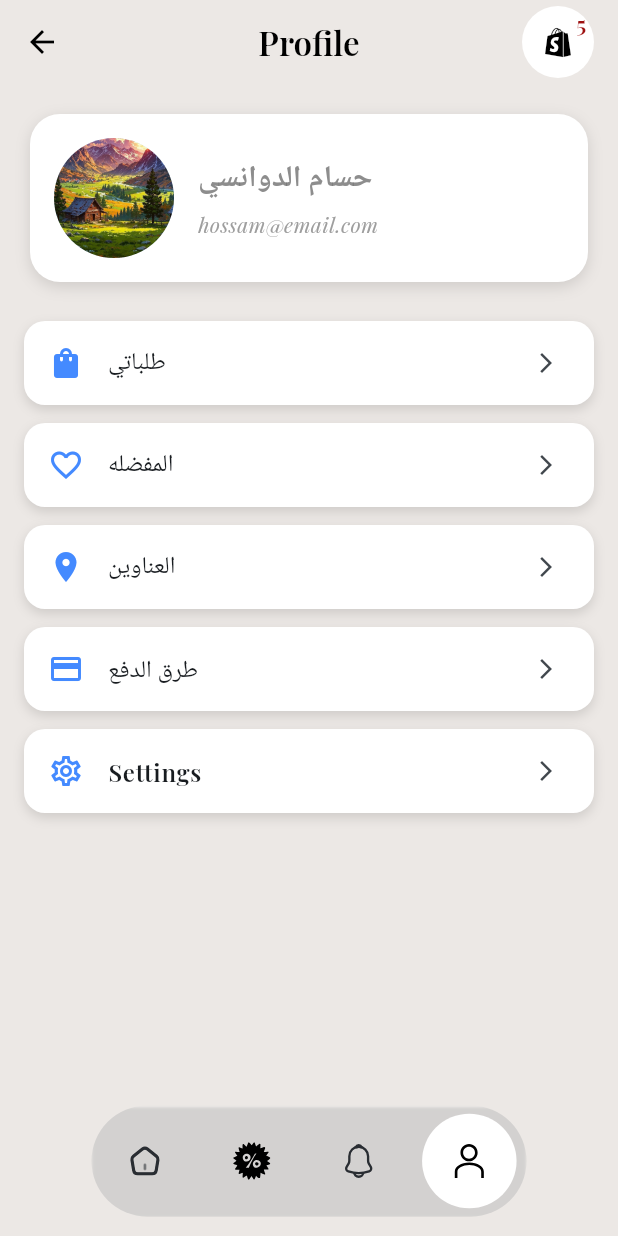
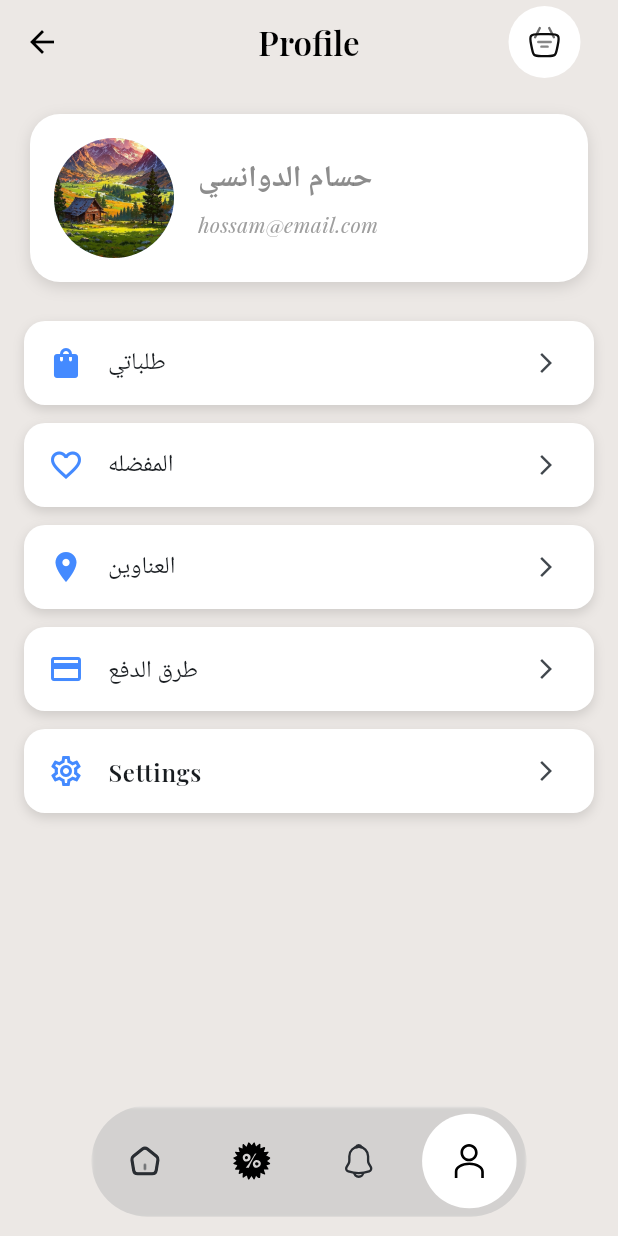
Before and after one commit to Hossam-5555/hos, a Flutter app: the Homescreen screen opened by its route, item 4 of the bottom bar chosen, on a phone screen of 412 x 824 dp. Run offline on Flutter 3.47's test engine with Material 3 defaults, Android fonts, the phone set to English and light mode, and no system bars; our stand-ins replace dartz, firebase_core, firebase_messaging, flutter_otp_text_field, flutter_svg, get and 4 more; missing offline and left inert: flutter_ringtone_player; accounts and stored records are empty; project files that could hold a hidden picture were left out.

Commit message:
تعديل ايقوانت في بعض الصفحات

```diff
--- a/lib/core/conistant/imageasset.dart
+++ b/lib/core/conistant/imageasset.dart
@@ -23,5 +23,7 @@ class Imageasset {
   static String Homesvg = "$routeImage/home-1-svgrepo-com.svg";
   static String offer = "$routeImage/offer-svgrepo-com.svg";
   static String notification = "$routeImage/notification-svgrepo-com.svg";
-  static String profile = "$routeImage/user-profile-account-person-svgrepo-com.svg";
+  static String profile =
+      "$routeImage/user-profile-account-person-svgrepo-com.svg";
+  static String cart = "$routeImage/cart-5-svgrepo-com.svg";
 }
--- a/lib/veiw/screen/cartandcheckout/cart.dart
+++ b/lib/veiw/screen/cartandcheckout/cart.dart
@@ -33,9 +33,9 @@ class ShoppingCartPage extends StatelessWidget {
                 shape: BoxShape.circle,
                 boxShadow: [
                   BoxShadow(
-                    color: Colors.black.withOpacity(0.08),
                     blurRadius: 10,
-                    offset: const Offset(0, 2),
+                    color: Colors.black.withAlpha(55),
+                    offset: Offset(0.5, 1),
                   ),
                 ],
               ),
@@ -78,7 +78,7 @@ class ShoppingCartPage extends StatelessWidget {
                     horizontal: width * 0.04,
                     vertical: height * 0.015,
                   ),
-                  child:  Coubone(),
+                  child: Coubone(),
                 ),
 
                 // 🔹 ملخص الطلب (Responsive)
--- a/lib/veiw/wedget/Homepage/homescrenAction.dart
+++ b/lib/veiw/wedget/Homepage/homescrenAction.dart
@@ -1,5 +1,7 @@
 import 'package:flutter/material.dart';
+import 'package:flutter_svg/svg.dart';
 import 'package:get/get.dart';
+import 'package:hos/core/conistant/imageasset.dart';
 import 'package:hos/veiw/screen/cartandcheckout/cart.dart';
 
 class Homescrenaction extends StatelessWidget {
@@ -9,7 +11,7 @@ class Homescrenaction extends StatelessWidget {
   Widget build(BuildContext context) {
     return Padding(
       // لإضافة مسافة قياسية من حافة الشاشة اليمنى
-      padding: const EdgeInsets.only(right: 16.0),
+      padding: const EdgeInsets.only(right: 5.0),
       child: Hero(
         tag: "carttag", // تأكد أن هذا الـ tag فريد
         child: Stack(
@@ -19,31 +21,30 @@ class Homescrenaction extends StatelessWidget {
                 color: Colors.white,
                 shape: BoxShape.circle,
               ),
-              child: IconButton(
-                icon: const Icon(Icons.shopify_rounded, size: 26),
+              child: MaterialButton(shape: CircleBorder(),
+                child: SvgPicture.asset(Imageasset.cart,height: 25,width: 25,),
                 onPressed: () {
                   Get.to(
                     () => ShoppingCartPage(),
                     transition: Transition.fadeIn,
-                    curve: Curves.fastOutSlowIn,
                     duration: Duration(milliseconds: 400),
                   );
                   ;
                 },
               ),
             ),
-            Positioned(
-              top: 1,
-              right: 5,
-              child: const Text(
-                '5',
-                style: TextStyle(
-                  color: Color.fromARGB(255, 157, 16, 16),
-                  fontSize: 15,
-                  fontWeight: FontWeight.bold,
-                ),
-              ),
-            ),
+            // Positioned(
+            //   top: 1,
+            //   right: 4,
+            //   child: const Text(
+            //     '5',
+            //     style: TextStyle(
+            //       color: Color.fromARGB(255, 157, 16, 16),
+            //       fontSize: 15,
+            //       fontWeight: FontWeight.bold,
+            //     ),
+            //   ),
+            // ),
           ],
         ),
       ),
```
Also changed, not shown: lib/veiw/screen/home/itemsdetailes.dart (+12 -4 lines), lib/veiw/screen/profile/settings/settings.dart (+43 -11 lines), lib/veiw/wedget/Homepage/productcardHome.dart (+4 -6 lines), assets/img/cart-5-svgrepo-com.svg (added).
